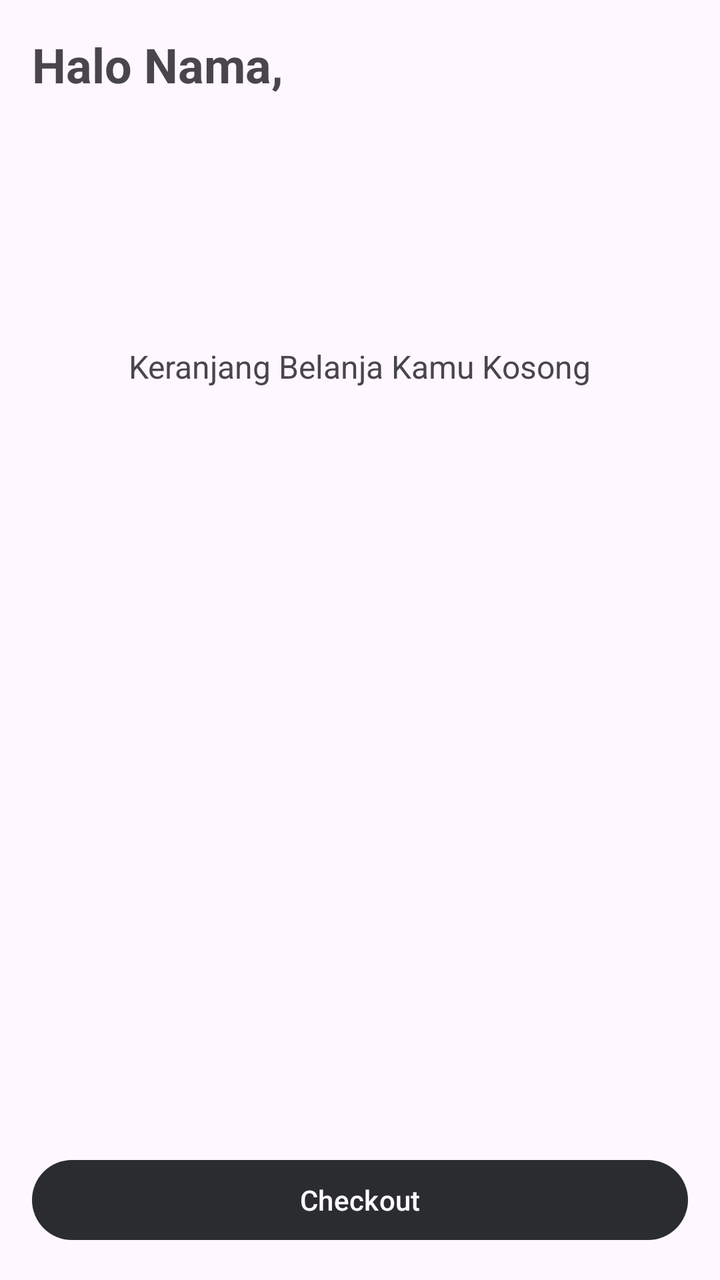
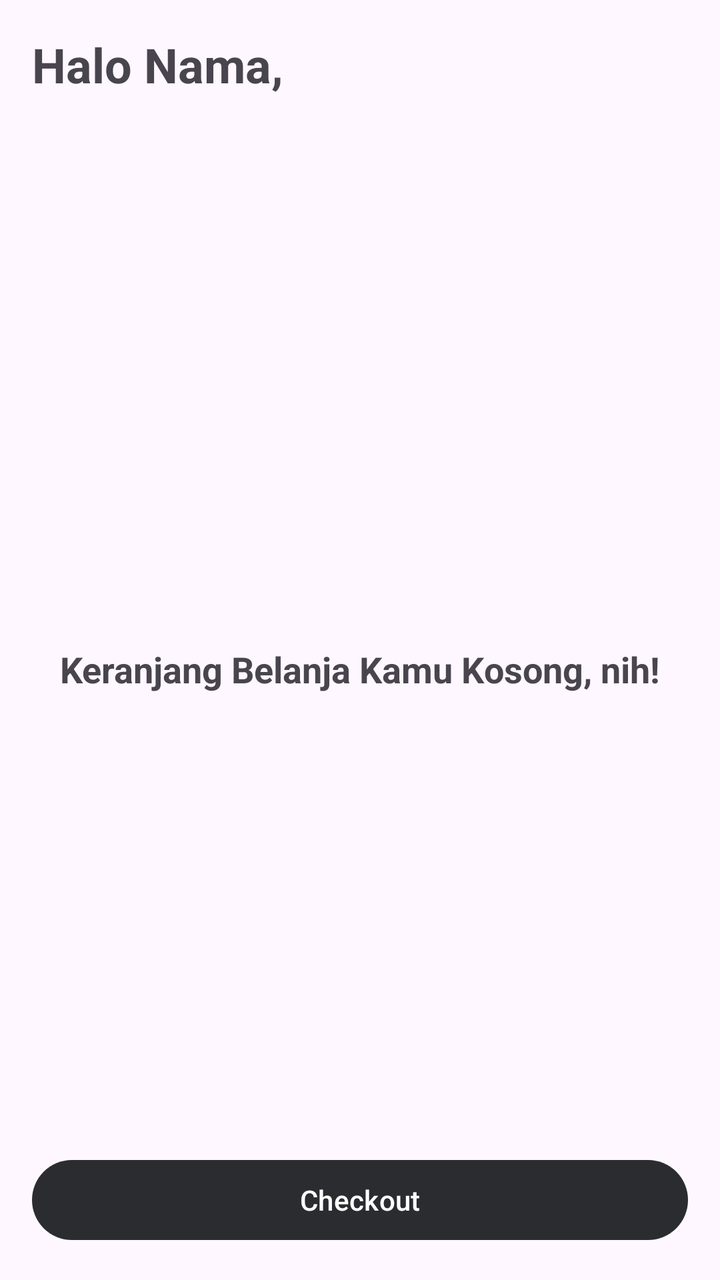

The first picture is an Android layout as it rendered before a commit; the second is the same layout after the commit. The layout source and the unified diff follow.
<!-- AndroidManifest.xml: application theme Theme.MesenMakanan -->
<!-- res/layout/fragment_keranjang.xml -->
<?xml version="1.0" encoding="utf-8"?>
<RelativeLayout xmlns:android="http://schemas.android.com/apk/res/android"
    xmlns:tools="http://schemas.android.com/tools"
    android:layout_width="match_parent"
    android:layout_height="match_parent"
    android:padding="16dp"
    tools:context=".KeranjangFragment">

    <TextView
        android:id="@+id/text_halo_nama"
        android:layout_width="wrap_content"
        android:layout_height="wrap_content"
        android:text="Halo Nama,"
        android:textSize="24sp"
        android:textStyle="bold"
        android:layout_marginBottom="24dp"/>

    <TextView
        android:id="@+id/text_keranjang_belanja"
        android:layout_width="wrap_content"
        android:layout_height="wrap_content"
        android:layout_below="@id/text_halo_nama"
        android:text="Keranjang Belanja Kamu Kosong"
        android:textSize="16sp"
        android:layout_centerHorizontal="true"
        android:layout_marginTop="100dp"/>

    <Button
        android:id="@+id/button_checkout"
        android:layout_width="match_parent"
        android:layout_height="wrap_content"
        android:layout_alignParentBottom="true"
        android:text="Checkout" />

</RelativeLayout>
<!-- resources referenced by this layout -->
<resources>
  <style name="Theme.MesenMakanan" parent="Base.Theme.MesenMakanan" />
  <style name="Base.Theme.MesenMakanan" parent="Theme.Material3.DayNight.NoActionBar">
          
          <item name="colorPrimary">@color/storm_gray</item>
      </style>
  <color name="storm_gray">#2B2C2F</color>
</resources>

<!-- the commit's change to res/layout/fragment_keranjang.xml (unified diff, before → after) -->
@@ -13,23 +13,27 @@
         android:text="Halo Nama,"
         android:textSize="24sp"
         android:textStyle="bold"
-        android:layout_marginBottom="24dp"/>
+        android:layout_marginBottom="24dp"
+        tools:ignore="HardcodedText" />
 
     <TextView
         android:id="@+id/text_keranjang_belanja"
         android:layout_width="wrap_content"
         android:layout_height="wrap_content"
         android:layout_below="@id/text_halo_nama"
-        android:text="Keranjang Belanja Kamu Kosong"
-        android:textSize="16sp"
+        android:text="Keranjang Belanja Kamu Kosong, nih!"
+        android:textStyle="bold"
+        android:textSize="18sp"
         android:layout_centerHorizontal="true"
-        android:layout_marginTop="100dp"/>
+        android:layout_marginTop="250dp"
+        tools:ignore="HardcodedText" />
 
     <Button
         android:id="@+id/button_checkout"
         android:layout_width="match_parent"
         android:layout_height="wrap_content"
         android:layout_alignParentBottom="true"
-        android:text="Checkout" />
+        android:text="Checkout"
+        tools:ignore="HardcodedText,VisualLintButtonSize" />
 
 </RelativeLayout>
